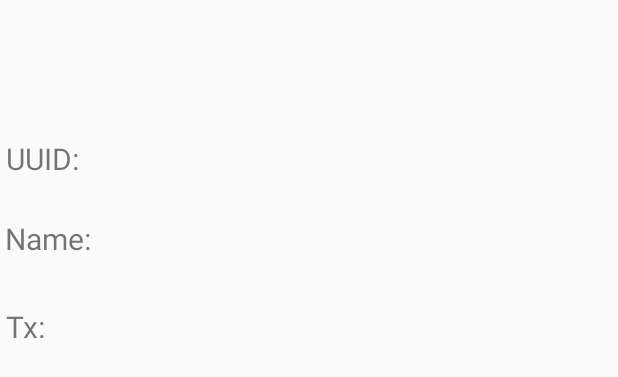
After one commit to hasanhoztunc/BeaconScanner, an Android app: the layout activity_details.xml on its own in the app's theme, with its tools: preview values and no code run, on a phone screen of 412 x 824 dp. The commit adds this screen. Shown: the top 377 px of the screen. Run offline under Robolectric (Android 15) with nearby library versions, the phone set to English and light mode, and no system bars.

Commit message:
Major ve minor haric diger bilgiler eklendi ve gosteriliyor.

```diff
--- /dev/null
+++ b/app/src/main/res/layout/activity_details.xml
@@ -0,0 +1,70 @@
+<?xml version="1.0" encoding="utf-8"?>
+<androidx.constraintlayout.widget.ConstraintLayout xmlns:android="http://schemas.android.com/apk/res/android"
+    xmlns:app="http://schemas.android.com/apk/res-auto"
+    xmlns:tools="http://schemas.android.com/tools"
+    android:layout_width="match_parent"
+    android:layout_height="match_parent"
+    tools:context=".DetailsActivity">
+
+    <TextView
+        android:id="@+id/tvUUID"
+        android:layout_width="wrap_content"
+        android:layout_height="wrap_content"
+        android:layout_marginStart="4dp"
+        android:layout_marginTop="92dp"
+        android:text="UUID:"
+        android:textSize="20sp"
+        app:layout_constraintStart_toStartOf="parent"
+        app:layout_constraintTop_toTopOf="parent" />
+
+    <TextView
+        android:id="@+id/tvUUIDExtra"
+        android:layout_width="wrap_content"
+        android:layout_height="wrap_content"
+        android:layout_marginStart="12dp"
+        android:singleLine="false"
+        android:textSize="20sp"
+        app:layout_constraintStart_toEndOf="@+id/tvUUID"
+        app:layout_constraintTop_toTopOf="@+id/tvUUID" />
+
+    <TextView
+        android:id="@+id/tvName"
+        android:layout_width="wrap_content"
+        android:layout_height="wrap_content"
+        android:layout_marginStart="3dp"
+        android:text="Name:"
+        android:textSize="20sp"
+        app:layout_constraintBaseline_toBaselineOf="@+id/tvNameExtra"
+        app:layout_constraintStart_toStartOf="parent" />
+
+    <TextView
+        android:id="@+id/tvNameExtra"
+        android:layout_width="wrap_content"
+        android:layout_height="wrap_content"
+        android:layout_marginStart="20dp"
+        android:layout_marginTop="26dp"
+        android:textSize="20sp"
+        app:layout_constraintStart_toEndOf="@+id/tvName"
+        app:layout_constraintTop_toBottomOf="@+id/tvUUIDExtra" />
+
+    <TextView
+        android:id="@+id/tvTx"
+        android:layout_width="wrap_content"
+        android:layout_height="wrap_content"
+        android:layout_marginStart="4dp"
+        android:text="Tx: "
+        android:textSize="20sp"
+        app:layout_constraintBaseline_toBaselineOf="@+id/tvTxExtra"
+        app:layout_constraintStart_toStartOf="parent" />
+
+    <TextView
+        android:id="@+id/tvTxExtra"
+        android:layout_width="wrap_content"
+        android:layout_height="wrap_content"
+        android:layout_marginStart="9dp"
+        android:layout_marginTop="31dp"
+        android:textSize="20sp"
+        app:layout_constraintStart_toEndOf="@+id/tvTx"
+        app:layout_constraintTop_toBottomOf="@+id/tvName" />
+
+</androidx.constraintlayout.widget.ConstraintLayout>
--- a/app/src/main/res/layout/activity_main.xml
+++ b/app/src/main/res/layout/activity_main.xml
@@ -8,11 +8,9 @@
 
     <ListView
         android:id="@+id/lwUUID"
-        android:layout_width="match_parent"
+        android:layout_width="409dp"
         android:layout_height="0dp"
-        android:layout_marginStart="1dp"
         android:layout_marginTop="1dp"
-        android:layout_marginEnd="1dp"
         android:layout_marginBottom="1dp"
         app:layout_constraintBottom_toBottomOf="parent"
         app:layout_constraintEnd_toEndOf="parent"
```
Also changed, not shown: app/src/main/AndroidManifest.xml (+5 -2 lines), app/src/main/java/com/hasanoztunc/bscanner/DetailsActivity.java (added, +26 -0 lines), app/src/main/java/com/hasanoztunc/bscanner/MainActivity.java (+52 -1 lines).
